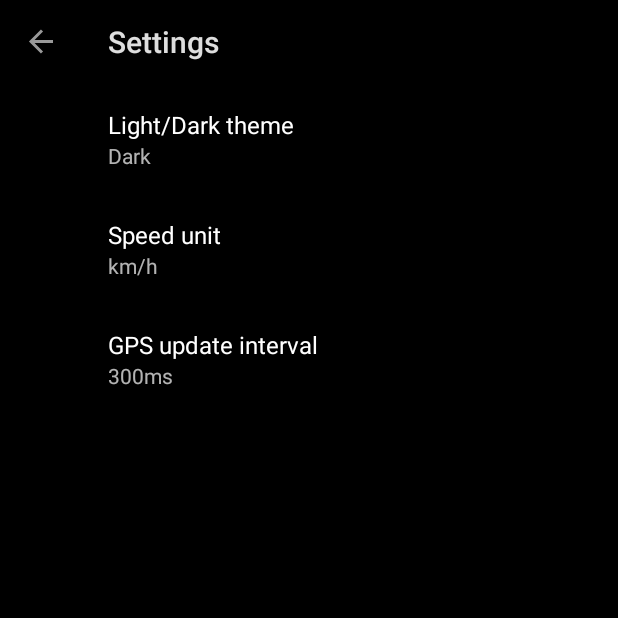
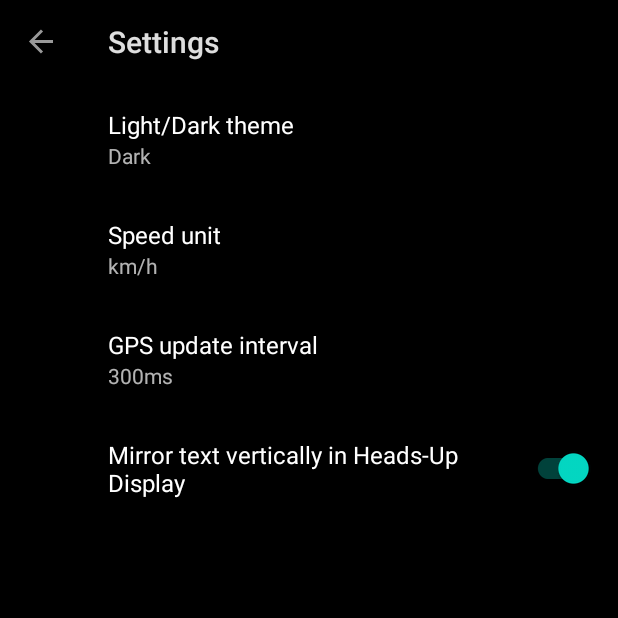
Before and after one commit to ViliusSutkus89/IamSpeed, an Android app: the SettingsFragment screen opened through its navigation route, on a phone screen of 412 x 824 dp, the top half of it. Run offline under Robolectric (Android 15) with nearby library versions, the phone set to English and light mode, and no system bars; our stand-ins replace androidx.preference, navigation-ui; libraries missing offline, so code that uses them is left out: androidx.test.espresso; 2 statements that could not run were skipped.

Commit message:
Implement Heads-Up Display mode

```diff
--- a/app/src/main/java/com/viliussutkus89/iamspeed/AppSettings.kt
+++ b/app/src/main/java/com/viliussutkus89/iamspeed/AppSettings.kt
@@ -24,6 +24,7 @@ class AppSettings {
         const val lightDark = "lightDark"
         const val speedUnit = "speedUnit"
         const val gpsUpdateInterval = "gpsUpdateInterval"
+        const val hudMirror = "hudMirror"
 
         private val stringDefaults = mapOf(
             Pair(lightDark, "dark"),
--- a/app/src/main/java/com/viliussutkus89/iamspeed/ui/IamSpeedFragment.kt
+++ b/app/src/main/java/com/viliussutkus89/iamspeed/ui/IamSpeedFragment.kt
@@ -33,6 +33,7 @@ import androidx.activity.result.contract.ActivityResultContracts
 import androidx.core.view.MenuProvider
 import androidx.core.view.forEach
 import androidx.fragment.app.Fragment
+import androidx.fragment.app.activityViewModels
 import androidx.fragment.app.viewModels
 import androidx.navigation.fragment.findNavController
 import com.google.android.material.snackbar.Snackbar
@@ -46,7 +47,7 @@ class IamSpeedFragment: Fragment() {
     private var _binding: FragmentIamSpeedBinding? = null
     private val binding get() = _binding!!
 
-    private val viewModel: IamSpeedViewModel by viewModels()
+    private val viewModel by activityViewModels<IamSpeedViewModel>()
 
     override fun onCreateView(
         inflater: LayoutInflater, container: ViewGroup?,
@@ -56,7 +57,7 @@ class IamSpeedFragment: Fragment() {
             viewModel.checkPermissions(context)
             viewModel.checkLocationEnabled(context)
             viewModel.serviceCanBeStartedOnStartup.observe(viewLifecycleOwner) { serviceCanBeStartedOnStartup ->
-                if (serviceCanBeStartedOnStartup) {
+                if (serviceCanBeStartedOnStartup && viewModel.started.value != true) {
                     viewModel.start(context)
                 }
 
@@ -176,11 +177,16 @@ class IamSpeedFragment: Fragment() {
 
             viewModel.started.observe(viewLifecycleOwner) {
                 menu.findItem(R.id.stop)?.isVisible = it
+                menu.findItem(R.id.hud)?.isVisible = it
             }
         }
 
         override fun onMenuItemSelected(menuItem: MenuItem): Boolean {
             return when (menuItem.itemId) {
+                R.id.hud -> {
+                    findNavController().navigate(IamSpeedFragmentDirections.actionIamSpeedFragmentToHudFragment())
+                    true
+                }
                 R.id.stop -> {
                     viewModel.stop(requireContext())
                     true
--- /dev/null
+++ b/app/src/main/res/drawable/ic_outline_approval_24.xml
@@ -0,0 +1,5 @@
+<vector android:height="24dp"
+    android:viewportHeight="24" android:viewportWidth="24"
+    android:width="24dp" xmlns:android="http://schemas.android.com/apk/res/android">
+    <path android:fillColor="@android:color/white" android:pathData="M4,16v6h16v-6c0,-1.1 -0.9,-2 -2,-2H6C4.9,14 4,14.9 4,16zM18,18H6v-2h12V18zM12,2C9.24,2 7,4.24 7,7l5,7l5,-7C17,4.24 14.76,2 12,2zM12,11L9,7c0,-1.66 1.34,-3 3,-3s3,1.34 3,3L12,11z"/>
+</vector>
--- a/app/src/main/res/menu/main_menu.xml
+++ b/app/src/main/res/menu/main_menu.xml
@@ -1,6 +1,12 @@
 <?xml version="1.0" encoding="utf-8"?>
 <menu xmlns:android="http://schemas.android.com/apk/res/android"
     xmlns:app="http://schemas.android.com/apk/res-auto">
+    <item
+        android:id="@+id/hud"
+        android:icon="@drawable/ic_outline_approval_24"
+        android:title="@string/menu_hud"
+        app:showAsAction="ifRoom" />
+
     <item
         android:id="@+id/stop"
         android:icon="@drawable/ic_outline_stop_circle_24"
--- a/app/src/main/res/navigation/nav_graph.xml
+++ b/app/src/main/res/navigation/nav_graph.xml
@@ -17,6 +17,9 @@
         <action
             android:id="@+id/action_IamSpeedFragment_to_aboutFragment"
             app:destination="@id/aboutFragment" />
+        <action
+            android:id="@+id/action_IamSpeedFragment_to_hudFragment"
+            app:destination="@id/hudFragment" />
     </fragment>
 
     <fragment
@@ -31,5 +34,9 @@
         android:name="com.viliussutkus89.iamspeed.ui.SettingsFragment"
         android:label="@string/menu_settings"
         />
+    <fragment
+        android:id="@+id/hudFragment"
+        android:name="com.viliussutkus89.iamspeed.ui.HudFragment"
+        tools:layout="@layout/fragment_hud" />
 
 </navigation>
--- a/app/src/main/res/values/strings.xml
+++ b/app/src/main/res/values/strings.xml
@@ -31,4 +31,6 @@
     <string name="menu_stop">Stop</string>
     <string name="satellite_count">Satellites: %d</string>
     <string name="accuracy">Accuracy: %s</string>
+    <string name="menu_hud">Heads-Up Display</string>
+    <string name="hud_mirror">Mirror text vertically in Heads-Up Display</string>
 </resources>
--- a/app/src/main/res/xml/root_preferences.xml
+++ b/app/src/main/res/xml/root_preferences.xml
@@ -1,23 +1,28 @@
 <?xml version="1.0" encoding="utf-8" ?>
 <PreferenceScreen xmlns:android="http://schemas.android.com/apk/res/android">
     <ListPreference
-            android:key="lightDark"
-            android:title="@string/preference_light_dark"
+        android:defaultValue="dark"
         android:entries="@array/light_dark_labels"
         android:entryValues="@array/light_dark_values"
-            android:defaultValue="dark" />
+        android:key="lightDark"
+        android:title="@string/preference_light_dark" />
 
     <ListPreference
-            android:key="speedUnit"
-            android:title="@string/preference_speed_unit"
+        android:defaultValue="kmh"
         android:entries="@array/speed_unit_labels"
         android:entryValues="@array/speed_unit_values"
-            android:defaultValue="kmh" />
+        android:key="speedUnit"
+        android:title="@string/preference_speed_unit" />
 
     <ListPreference
-            android:key="gpsUpdateInterval"
-            android:title="@string/gps_update_interval"
+        android:defaultValue="300ms"
         android:entries="@array/gps_update_interval_values"
         android:entryValues="@array/gps_update_interval_values"
-            android:defaultValue="300ms" />
+        android:key="gpsUpdateInterval"
+        android:title="@string/gps_update_interval" />
+
+    <SwitchPreferenceCompat
+        android:defaultValue="true"
+        android:key="hudMirror"
+        android:title="@string/hud_mirror" />
 </PreferenceScreen>
```
Also changed, not shown: app/src/main/java/com/viliussutkus89/iamspeed/ui/HudFragment.kt (added, +117 -0 lines), app/src/main/res/layout/fragment_hud.xml (added, +19 -0 lines), 1 other file. Lines whose indentation alone changed are shown as unchanged.
